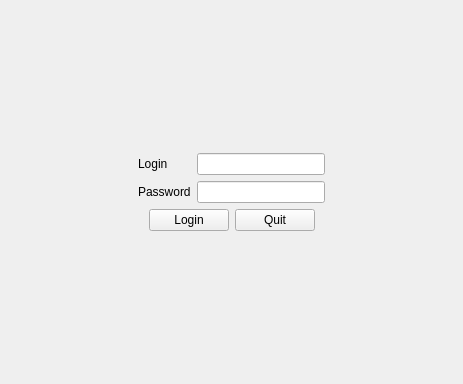
The window that Logiciel/PC/linux_ubuntu/ClientEIP/login.ui (connery/epicopter) describes before a commit, drawn with Qt 5.
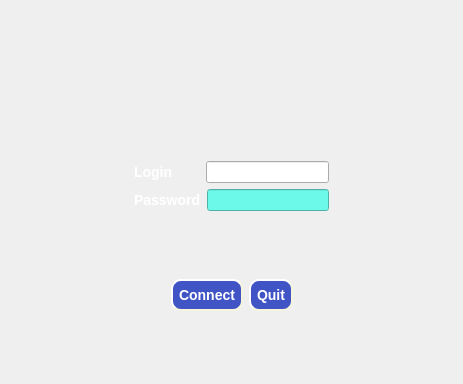
The same window after the commit.

The edit to the form file:
```diff
--- a/Logiciel/PC/linux_ubuntu/ClientEIP/login.ui
+++ b/Logiciel/PC/linux_ubuntu/ClientEIP/login.ui
@@ -27,6 +27,56 @@
      </property>
     </spacer>
    </item>
+   <item>
+    <layout class="QHBoxLayout" name="horizontalLayout_4">
+     <item>
+      <spacer name="horizontalSpacer_7">
+       <property name="orientation">
+        <enum>Qt::Horizontal</enum>
+       </property>
+       <property name="sizeHint" stdset="0">
+        <size>
+         <width>40</width>
+         <height>20</height>
+        </size>
+       </property>
+      </spacer>
+     </item>
+     <item>
+      <widget class="QLabel" name="label_3">
+       <property name="text">
+        <string/>
+       </property>
+      </widget>
+     </item>
+     <item>
+      <spacer name="horizontalSpacer_8">
+       <property name="orientation">
+        <enum>Qt::Horizontal</enum>
+       </property>
+       <property name="sizeHint" stdset="0">
+        <size>
+         <width>40</width>
+         <height>20</height>
+        </size>
+       </property>
+      </spacer>
+     </item>
+    </layout>
+   </item>
+   <item>
+    <spacer name="verticalSpacer_3">
+     <property name="orientation">
+      <enum>Qt::Vertical</enum>
+     </property>
+     <property name="sizeHint" stdset="0">
+      <size>
+       <width>20</width>
+       <height>40</height>
+      </size>
+     </property>
+    </spacer>
+   </item>
    <item>
     <layout class="QHBoxLayout" name="horizontalLayout">
      <item>
@@ -44,13 +94,21 @@
      </item>
      <item>
       <widget class="QLabel" name="label_2">
+       <property name="styleSheet">
+        <string notr="true">color: rgb(255, 255, 255);
+font: bold 14px;</string>
+       </property>
        <property name="text">
         <string>Login       </string>
        </property>
       </widget>
      </item>
      <item>
-      <widget class="QLineEdit" name="lblLogin"/>
+      <widget class="QLineEdit" name="lblLogin">
+       <property name="styleSheet">
+        <string notr="true"/>
+       </property>
+      </widget>
      </item>
      <item>
       <spacer name="horizontalSpacer_2">
@@ -84,13 +142,21 @@
      </item>
      <item>
       <widget class="QLabel" name="label">
+       <property name="styleSheet">
+        <string notr="true">color: rgb(255, 255, 255);
+font: bold 14px;</string>
+       </property>
        <property name="text">
         <string>Password</string>
        </property>
       </widget>
      </item>
      <item>
-      <widget class="QLineEdit" name="lblPassword"/>
+      <widget class="QLineEdit" name="lblPassword">
+       <property name="styleSheet">
+        <string notr="true">background-color: rgb(109, 249, 233);</string>
+       </property>
+      </widget>
      </item>
      <item>
       <spacer name="horizontalSpacer_4">
@@ -107,6 +173,19 @@
      </item>
     </layout>
    </item>
+   <item>
+    <spacer name="verticalSpacer_4">
+     <property name="orientation">
+      <enum>Qt::Vertical</enum>
+     </property>
+     <property name="sizeHint" stdset="0">
+      <size>
+       <width>20</width>
+       <height>40</height>
+      </size>
+     </property>
+    </spacer>
+   </item>
    <item>
     <layout class="QHBoxLayout" name="horizontalLayout_3">
      <item>
@@ -124,13 +203,63 @@
      </item>
      <item>
       <widget class="QPushButton" name="BtnLogin">
+       <property name="styleSheet">
+        <string notr="true">QPushButton#BtnLogin:pressed{
+    scolor: rgb(255, 255, 255);
+	 background-color: rgb(64, 84, 197);
+     border-style: outset;
+     border-width: 2px;
+     border-radius: 10px;
+     border-color: red;
+     font: bold 14px;
+     min-width: 5em;
+     padding: 6px;
+}
+
+ QPushButton#BtnLogin{
+    color: rgb(255, 255, 255);
+	 background-color: rgb(64, 84, 197);
+     border-style: outset;
+     border-width: 2px;
+     border-radius: 10px;
+     border-color: beige;
+     font: bold 14px;
+     min-width: 5em;
+     padding: 6px;
+ }</string>
+       </property>
        <property name="text">
-        <string>Login</string>
+        <string>Connect</string>
        </property>
       </widget>
      </item>
      <item>
       <widget class="QPushButton" name="BtnQuit">
+       <property name="styleSheet">
+        <string notr="true">QPushButton#BtnQuit:pressed{
+    scolor: rgb(255, 255, 255);
+	 background-color: rgb(64, 84, 197);
+     border-style: outset;
+     border-width: 2px;
+     border-radius: 10px;
+     border-color: red;
+     font: bold 14px;
+     min-width: 5em;
+     padding: 6px;
+}
+
+ QPushButton#BtnQuit{
+    color: rgb(255, 255, 255);
+	 background-color: rgb(64, 84, 197);
+     border-style: outset;
+     border-width: 2px;
+     border-radius: 10px;
+     border-color: beige;
+     font: bold 14px;
+     min-width: 5em;
+     padding: 6px;
+ }</string>
+       </property>
        <property name="text">
         <string>Quit</string>
        </property>
```
